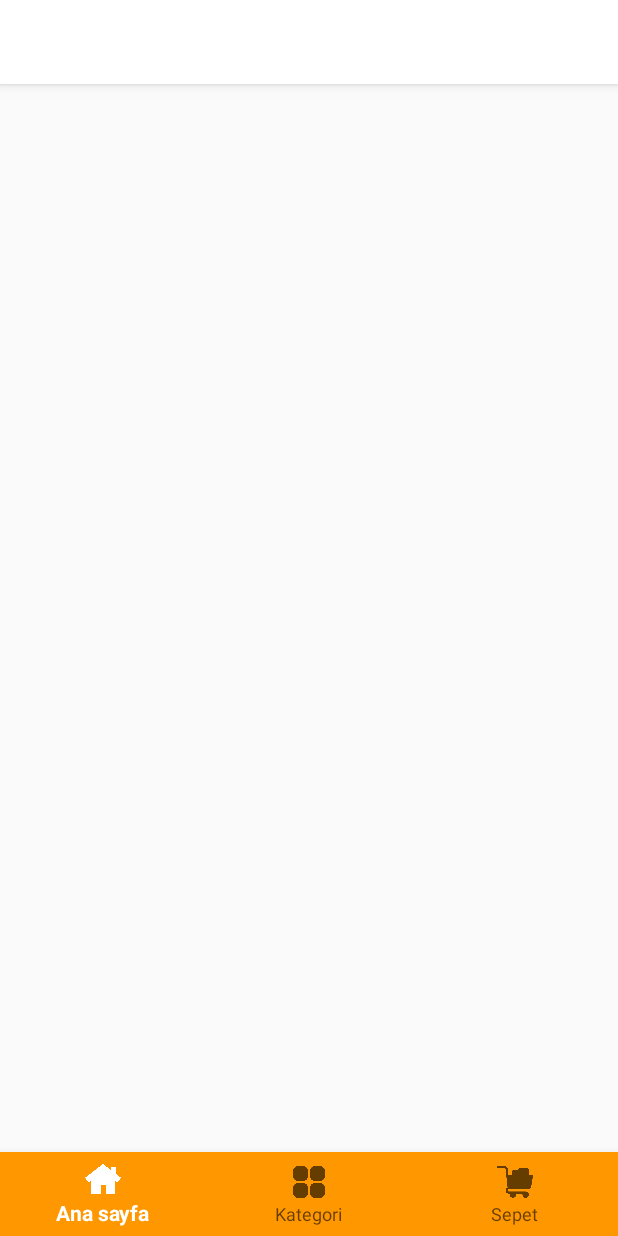
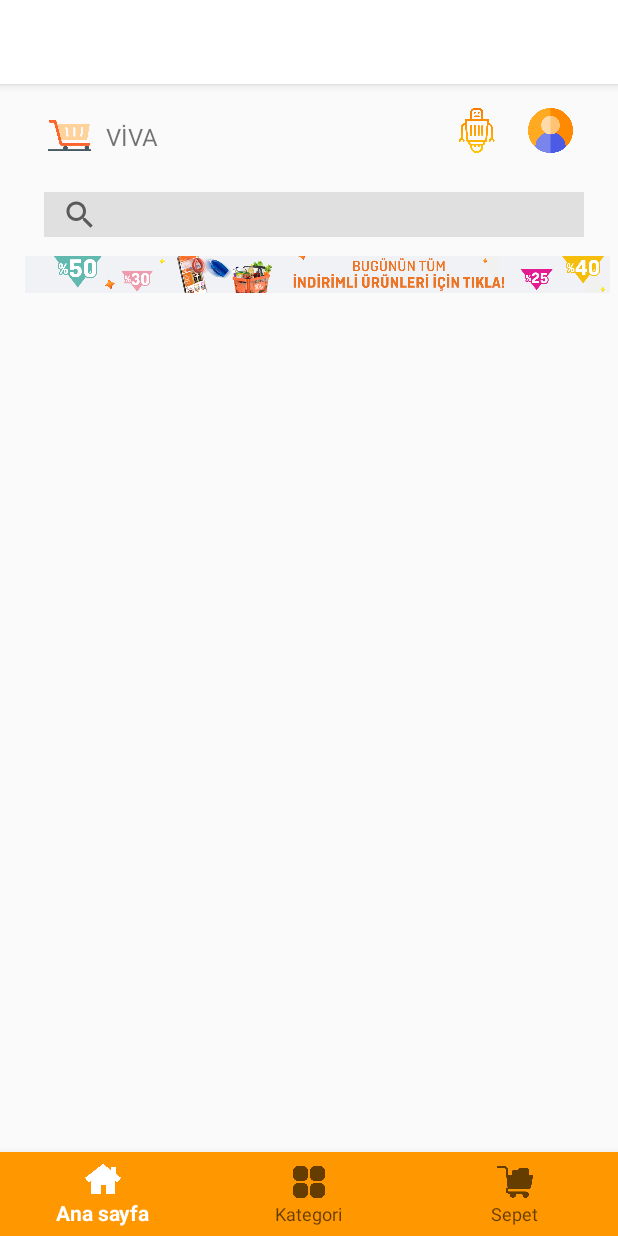
Before and after one commit to EmrhnOZCN/vivaapp-mobile, an Android app: the screen it shows after launch (MainActivity), on a phone screen of 412 x 824 dp. Run offline under Robolectric (Android 15) with nearby library versions, the phone set to English and light mode, and no system bars; our stand-ins replace navigation-ui.

```diff
--- a/app/src/main/res/layout/activity_main.xml
+++ b/app/src/main/res/layout/activity_main.xml
@@ -1,11 +1,8 @@
-<?xml version="1.0" encoding="utf-8"?>
 <androidx.constraintlayout.widget.ConstraintLayout xmlns:android="http://schemas.android.com/apk/res/android"
     xmlns:app="http://schemas.android.com/apk/res-auto"
-    xmlns:tools="http://schemas.android.com/tools"
     android:id="@+id/container"
     android:layout_width="match_parent"
-    android:layout_height="match_parent"
-    android:paddingTop="?attr/actionBarSize">
+    android:layout_height="match_parent">
 
     <com.google.android.material.bottomnavigation.BottomNavigationView
         android:id="@+id/nav_view"
@@ -23,10 +20,12 @@
         android:id="@+id/nav_host_fragment_activity_main"
         android:name="androidx.navigation.fragment.NavHostFragment"
         android:layout_width="match_parent"
-        android:layout_height="match_parent"
+        android:layout_height="0dp"
         app:defaultNavHost="true"
-        app:navGraph="@navigation/mobile_navigation"
-        tools:layout_editor_absoluteX="-28dp"
-        tools:layout_editor_absoluteY="0dp" />
+        app:layout_constraintBottom_toTopOf="@id/nav_view"
+        app:layout_constraintLeft_toLeftOf="parent"
+        app:layout_constraintRight_toRightOf="parent"
+        app:layout_constraintTop_toTopOf="parent"
+        app:navGraph="@navigation/mobile_navigation" />
 
 </androidx.constraintlayout.widget.ConstraintLayout>
--- a/app/src/main/res/layout/fragment_dashboard.xml
+++ b/app/src/main/res/layout/fragment_dashboard.xml
@@ -20,11 +20,5 @@
         app:layout_constraintStart_toStartOf="parent"
         app:layout_constraintTop_toTopOf="parent" />
 
-    <TextView
-        android:id="@+id/textView2"
-        android:layout_width="wrap_content"
-        android:layout_height="wrap_content"
-        android:text="dash"
-        tools:layout_editor_absoluteX="168dp"
-        tools:layout_editor_absoluteY="214dp" />
+
 </androidx.constraintlayout.widget.ConstraintLayout>
--- a/app/src/main/res/layout/fragment_home.xml
+++ b/app/src/main/res/layout/fragment_home.xml
@@ -5,6 +5,80 @@
     android:layout_width="match_parent"
     android:layout_height="match_parent"
     tools:context=".ui.home.HomeFragment">
+    <TextView
+        android:id="@+id/textView"
+        android:layout_width="48dp"
+        android:layout_height="38dp"
+        android:layout_marginStart="64dp"
+        android:layout_marginTop="16dp"
+        android:gravity="center"
+        android:text="VİVA"
+
+
+        android:textSize="16sp"
+        app:layout_constraintStart_toStartOf="parent"
+        app:layout_constraintTop_toTopOf="parent" />
+
+    <ImageView
+        android:id="@+id/imageView2"
+        android:layout_width="35dp"
+        android:layout_height="36dp"
+        android:layout_marginTop="16dp"
+        android:src="@drawable/shopping"
+        app:layout_constraintEnd_toStartOf="@+id/textView"
+        app:layout_constraintTop_toTopOf="parent" />
+
+
+
+
+    <ImageView
+        android:id="@+id/girisButon"
+        android:layout_width="35dp"
+        android:layout_height="30dp"
+
+        android:layout_marginTop="16dp"
+        android:layout_marginEnd="27dp"
+        app:layout_constraintEnd_toEndOf="parent"
+        app:layout_constraintTop_toTopOf="parent"
+        app:srcCompat="@drawable/user" />
+
+    <ImageView
+        android:id="@+id/chatbotButon"
+        android:layout_width="35dp"
+        android:layout_height="30dp"
+
+        android:layout_marginTop="16dp"
+        android:layout_marginEnd="76dp"
+        app:layout_constraintEnd_toEndOf="parent"
+        app:layout_constraintTop_toTopOf="parent"
+        app:srcCompat="@drawable/robots" />
+
+    <ImageView
+        android:id="@+id/imageView5"
+        android:layout_width="390dp"
+        android:layout_height="110dp"
+
+        android:layout_marginTop="72dp"
+        app:layout_constraintEnd_toEndOf="parent"
+        app:layout_constraintHorizontal_bias="0.761"
+
+        app:layout_constraintStart_toStartOf="parent"
+        app:layout_constraintTop_toTopOf="parent"
+        app:srcCompat="@drawable/reklam1" />
+
+    <SearchView
+        android:id="@+id/searchView"
+        android:layout_width="360dp"
+        android:layout_height="30dp"
+        android:layout_marginTop="72dp"
+        android:background="@color/gray_150"
+
+        app:layout_constraintEnd_toEndOf="parent"
+        app:layout_constraintHorizontal_bias="0.568"
+        app:layout_constraintStart_toStartOf="parent"
+        app:layout_constraintTop_toTopOf="parent"
+        app:queryHint="Neye ihtiyacın var?" />
+
 
 
 </androidx.constraintlayout.widget.ConstraintLayout>
--- a/app/src/main/res/values/colors.xml
+++ b/app/src/main/res/values/colors.xml
@@ -8,4 +8,8 @@
     <color name="black">#FF000000</color>
     <color name="white">#FFFFFFFF</color>
     <color name="orange">#FF9800</color>
+    <color name="gray_200">#E0E0E0</color>
+    <color name="gray_100">#F5F5F5</color>
+    <color name="gray_150">#E0E0E0</color>
+
 </resources>
```
